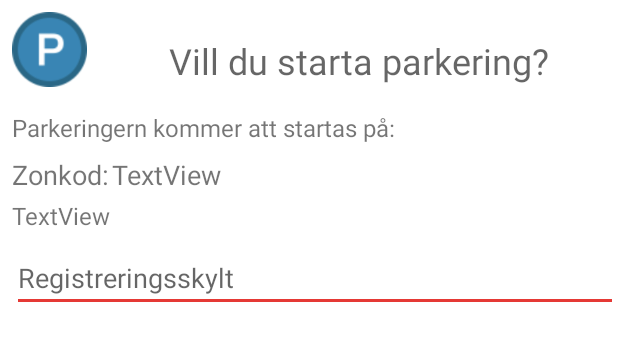
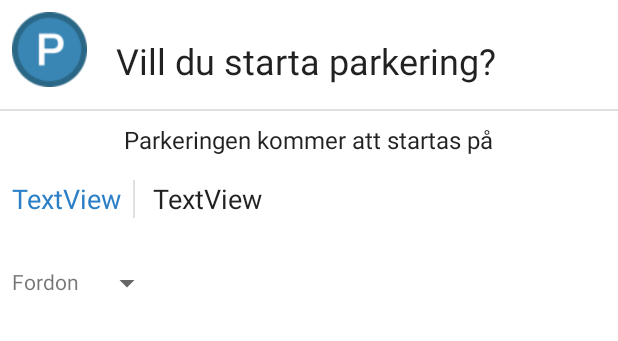
Before and after one commit to asegestam/BachelorProject-ParkingApp, an Android app: the layout start_parking_dialog.xml on its own in the app's theme, with its tools: preview values and no code run, on a phone screen of 412 x 824 dp. Shown: the top 341 px of the screen. Run offline under Robolectric (Android 15) with nearby library versions, the phone set to English and light mode, and no system bars.

Commit message:
Starta parkering dialog fix

```diff
--- a/app/src/main/java/com/example/smspark/views/NavigationFragment.kt
+++ b/app/src/main/java/com/example/smspark/views/NavigationFragment.kt
@@ -7,6 +7,8 @@ import android.util.Log
 import android.view.LayoutInflater
 import android.view.View
 import android.view.ViewGroup
+import android.widget.ArrayAdapter
+import android.widget.Spinner
 import android.widget.TextView
 import androidx.core.content.ContextCompat
 import androidx.fragment.app.Fragment
@@ -52,7 +54,6 @@ class NavigationFragment : Fragment(), OnNavigationReadyCallback, NavigationList
         navigationView = navigation_view_fragment
         navigationView.onCreate(savedInstanceState)
         navigationView.initialize(this)
-        showParkingDialog()
     }
 
     override fun onNavigationReady(isRunning: Boolean) {
@@ -99,8 +100,15 @@ class NavigationFragment : Fragment(), OnNavigationReadyCallback, NavigationList
         val dialogView = inflater?.inflate(R.layout.start_parking_dialog, null)
         val zoneName = dialogView?.findViewById(R.id.dialogZoneName) as TextView
         val zoneCode = dialogView.findViewById(R.id.dialogZoneCode) as TextView
+        val spinner: Spinner = dialogView.findViewById(R.id.spinner) as Spinner
+        val code = selectedZoneViewModel.selectedZone.value?.getNumberProperty("zonecode")?.toInt()
         zoneName.text = selectedZoneViewModel.selectedZone.value?.getStringProperty("zone_name")
-        zoneCode.text = selectedZoneViewModel.selectedZone.value?.getStringProperty("zonecode")
+        zoneCode.text = code.toString()
+        ArrayAdapter.createFromResource(requireContext(), R.array.carSigns, android.R.layout.simple_spinner_item).also {
+            arrayAdapter ->
+            arrayAdapter.setDropDownViewResource(android.R.layout.simple_spinner_item)
+            spinner.adapter = arrayAdapter
+        }
 
         builder.apply {
             setView(dialogView)
--- a/app/src/main/res/layout/start_parking_dialog.xml
+++ b/app/src/main/res/layout/start_parking_dialog.xml
@@ -3,7 +3,7 @@
     xmlns:app="http://schemas.android.com/apk/res-auto"
     xmlns:tools="http://schemas.android.com/tools"
     android:layout_width="match_parent"
-    android:layout_height="match_parent">
+    android:layout_height="wrap_content">
 
     <TextView
         android:id="@+id/textView2"
@@ -12,9 +12,10 @@
         android:layout_marginStart="8dp"
         android:layout_marginTop="24dp"
         android:text="Vill du starta parkering?"
-        android:textAppearance="@style/TextAppearance.AppCompat.Display1"
+        android:textAppearance="@style/TextAppearance.AppCompat.Large"
         android:textSize="24sp"
         app:layout_constraintEnd_toEndOf="parent"
+        app:layout_constraintHorizontal_bias="0.121"
         app:layout_constraintStart_toEndOf="@+id/imageView2"
         app:layout_constraintTop_toTopOf="parent" />
 
@@ -32,58 +33,80 @@
         android:id="@+id/textView6"
         android:layout_width="wrap_content"
         android:layout_height="wrap_content"
-        android:layout_marginStart="8dp"
-        android:layout_marginTop="16dp"
-        android:text="Parkeringern kommer att startas på: "
+        android:layout_marginTop="8dp"
+        android:text="Parkeringen kommer att startas på"
+        android:textAppearance="@style/TextAppearance.AppCompat.Body1"
         android:textSize="16sp"
+        app:layout_constraintEnd_toEndOf="parent"
         app:layout_constraintStart_toStartOf="parent"
-        app:layout_constraintTop_toBottomOf="@+id/imageView2" />
+        app:layout_constraintTop_toBottomOf="@+id/divider7" />
 
     <TextView
         android:id="@+id/dialogZoneName"
-        android:layout_width="0dp"
+        android:layout_width="311dp"
         android:layout_height="wrap_content"
-        android:layout_marginStart="8dp"
-        android:layout_marginTop="4dp"
+        android:layout_marginStart="12dp"
+        android:layout_marginTop="16dp"
         android:text="TextView"
-        android:textSize="16sp"
-        app:layout_constraintEnd_toEndOf="parent"
-        app:layout_constraintStart_toStartOf="parent"
-        app:layout_constraintTop_toBottomOf="@+id/textView10" />
+        android:textAppearance="@style/TextAppearance.AppCompat.Large"
+        android:textSize="18sp"
+        app:layout_constraintStart_toEndOf="@+id/zoneDivider"
+        app:layout_constraintTop_toBottomOf="@+id/textView6" />
 
     <TextView
         android:id="@+id/dialogZoneCode"
         android:layout_width="0dp"
         android:layout_height="wrap_content"
-        android:layout_marginStart="2dp"
-        android:layout_marginTop="8dp"
+        android:layout_marginStart="8dp"
+        android:layout_marginTop="16dp"
         android:text="TextView"
-        android:textSize="18sp"
-        app:layout_constraintStart_toEndOf="@+id/textView10"
-        app:layout_constraintTop_toBottomOf="@+id/textView6" />
-
-    <EditText
-        android:id="@+id/regNrEditText"
-        android:layout_width="0dp"
-        android:layout_height="wrap_content"
-        android:layout_marginStart="8dp"
-        android:layout_marginTop="8dp"
-        android:autofillHints="ABC-123"
-        android:ems="10"
-        android:hint="Registreringsskylt"
-        app:layout_constraintEnd_toEndOf="parent"
-        app:layout_constraintStart_toStartOf="parent"
-        app:layout_constraintTop_toBottomOf="@+id/dialogZoneName" />
-
-    <TextView
-        android:id="@+id/textView10"
-        android:layout_width="wrap_content"
-        android:layout_height="wrap_content"
-        android:layout_marginStart="8dp"
-        android:layout_marginTop="8dp"
-        android:text="Zonkod:"
+        android:textAppearance="@style/TextAppearance.AppCompat.Body1"
+        android:textColor="@color/colorPrimaryDark"
         android:textSize="18sp"
         app:layout_constraintStart_toStartOf="parent"
         app:layout_constraintTop_toBottomOf="@+id/textView6" />
 
+    <View
+        android:id="@+id/divider7"
+        android:layout_width="match_parent"
+        android:layout_height="1dp"
+        android:layout_marginTop="16dp"
+        android:background="?android:attr/listDivider"
+        app:layout_constraintEnd_toEndOf="parent"
+        app:layout_constraintStart_toStartOf="parent"
+        app:layout_constraintTop_toBottomOf="@+id/textView2" />
+
+    <View
+        android:id="@+id/zoneDivider"
+        android:layout_width="1dp"
+        android:layout_height="25dp"
+        android:layout_marginStart="8dp"
+        android:layout_marginTop="16dp"
+        android:background="?android:attr/listDivider"
+        app:layout_constraintStart_toEndOf="@+id/dialogZoneCode"
+        app:layout_constraintTop_toBottomOf="@+id/textView6" />
+
+    <Spinner
+        android:id="@+id/spinner"
+        android:layout_width="wrap_content"
+        android:layout_height="wrap_content"
+        android:layout_marginStart="8dp"
+        android:layout_marginTop="32dp"
+        android:layout_marginBottom="8dp"
+        app:layout_constraintBottom_toBottomOf="parent"
+        app:layout_constraintStart_toEndOf="@+id/textView8"
+        app:layout_constraintTop_toBottomOf="@+id/dialogZoneCode" />
+
+    <TextView
+        android:id="@+id/textView8"
+        android:layout_width="wrap_content"
+        android:layout_height="wrap_content"
+        android:layout_marginStart="8dp"
+        android:layout_marginTop="30dp"
+        android:layout_marginBottom="8dp"
+        android:text="Fordon"
+        app:layout_constraintBottom_toBottomOf="parent"
+        app:layout_constraintStart_toStartOf="parent"
+        app:layout_constraintTop_toBottomOf="@+id/dialogZoneCode" />
+
 </androidx.constraintlayout.widget.ConstraintLayout>
--- a/app/src/main/res/values/arrays.xml
+++ b/app/src/main/res/values/arrays.xml
@@ -6,4 +6,9 @@
         <item>1500</item>
     </string-array>
 
+    <string-array name="carSigns">
+        <item>ABC123</item>
+        <item>DEF456</item>
+    </string-array>
+
 </resources>
```
